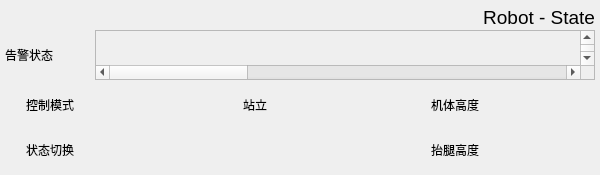
The window that RoboticUserInterface/include/form/SevnceRobot_State.ui (ADrownFish/RoboticUserInterface) describes before a commit, drawn with Qt 5.
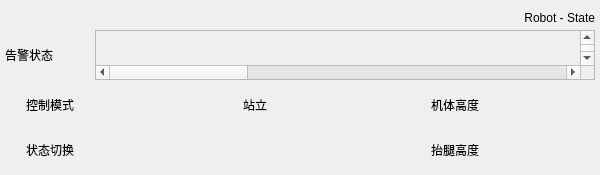
The same window after the commit. Custom widgets are drawn as their Qt base class.

```diff
--- a/RoboticUserInterface/include/form/SevnceRobot_State.ui
+++ b/RoboticUserInterface/include/form/SevnceRobot_State.ui
@@ -68,11 +68,6 @@
        <height>0</height>
       </size>
      </property>
-     <property name="font">
-      <font>
-       <pointsize>14</pointsize>
-      </font>
-     </property>
      <property name="text">
       <string>Robot - State</string>
      </property>
```
Left out of the diff: 36 changed lines with no effect on the pictures.
